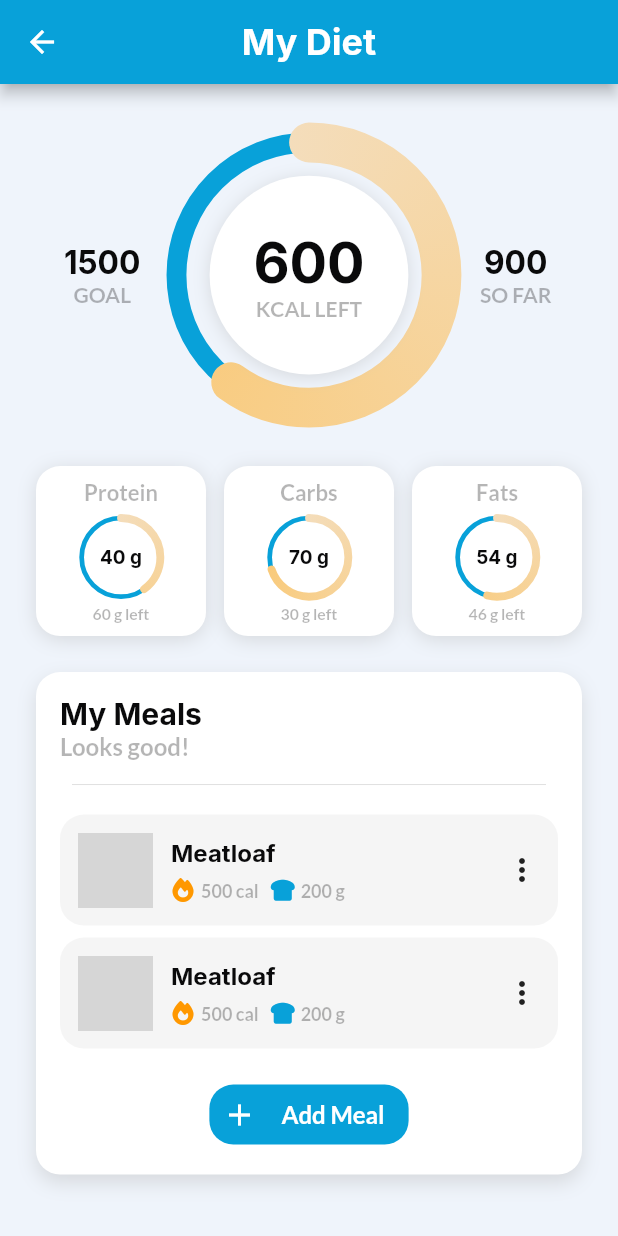
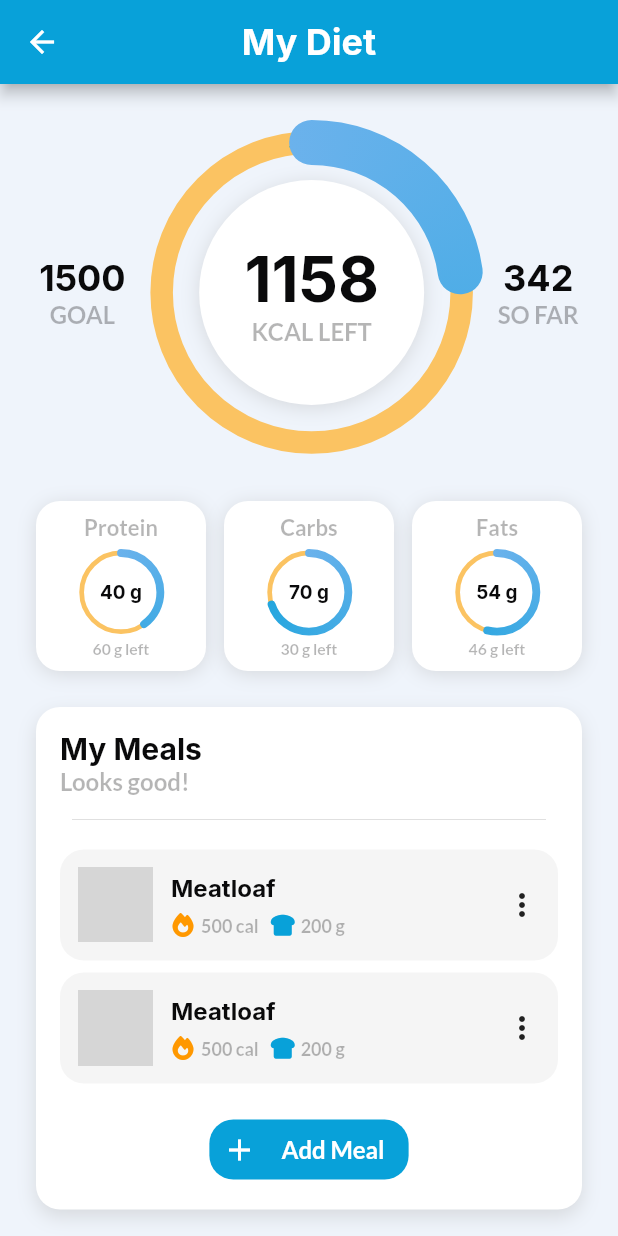
Before and after one commit to DanielJames830/healthtracker, a Flutter app: the screen it shows after launch, after a tap on "My Diet", on a phone screen of 412 x 824 dp. Run offline on Flutter 3.47's test engine with Material 2 defaults, Android fonts, the phone set to English and light mode, and no system bars; drawn by our look-alikes of simple_circular_progress_bar; our stand-ins replace flutter_hooks, font_awesome_flutter, google_fonts, percent_indicator; network calls fail; grey boxes are pictures that could not be loaded.

Commit message:
Completed UI for Diet page

```diff
--- a/lib/presentation/pages/diet_page.dart
+++ b/lib/presentation/pages/diet_page.dart
@@ -1,4 +1,3 @@
-import 'package:flutter/cupertino.dart';
 import 'package:flutter/material.dart';
 import 'package:flutter_hooks/flutter_hooks.dart';
 import 'package:font_awesome_flutter/font_awesome_flutter.dart';
@@ -16,7 +15,7 @@ class DietPage extends HookWidget {
 
     final _value = useState<double>(0);
 
-    ValueNotifier<double> value = ValueNotifier(900);
+    ValueNotifier<double> value = ValueNotifier(342);
 
     return Scaffold(
       backgroundColor: style.backGroundColor,
@@ -40,14 +39,10 @@ class DietPage extends HookWidget {
                     height: 15,
                   ),
                   FittedBox(
-                    child: SizedBox(
-                      width: MediaQuery.of(context).size.width,
                     child: Row(
                       mainAxisAlignment: MainAxisAlignment.center,
                       children: [
-                          SizedBox(
-                            width: 100,
-                            child: Column(
+                        Column(
                           mainAxisAlignment: MainAxisAlignment.center,
                           children: [
                             Text(
@@ -60,23 +55,22 @@ class DietPage extends HookWidget {
                             ),
                           ],
                         ),
-                          ),
-                          Expanded(
-                            child: Container(),
+                        const SizedBox(
+                          width: 24,
                         ),
                         Stack(
                           alignment: Alignment.center,
                           children: [
                             SimpleCircularProgressBar(
                               mergeMode: true,
-                                backColor: style.primaryColor,
+                              backColor: style.emphasisColor,
                               size: 200,
                               progressStrokeWidth: 30,
                               maxValue: 1500,
                               valueNotifier: value,
                               progressColors: [
-                                  style.secondaryColor,
-                                  style.emphasisColor,
+                                Color.fromARGB(255, 107, 178, 236),
+                                style.primaryColor,
                               ],
                             ),
                             Container(
@@ -111,12 +105,10 @@ class DietPage extends HookWidget {
                             ),
                           ],
                         ),
-                          Expanded(
-                            child: Container(),
+                        const SizedBox(
+                          width: 24,
                         ),
-                          SizedBox(
-                            width: 100,
-                            child: Column(
+                        Column(
                           mainAxisAlignment: MainAxisAlignment.center,
                           children: [
                             Text(
@@ -129,9 +121,7 @@ class DietPage extends HookWidget {
                             ),
                           ],
                         ),
-                          ),
                       ],
-                      ),
                     ),
                   ),
                   const SizedBox(
@@ -255,10 +245,10 @@ class MacroCard extends StatelessWidget {
               ),
               SimpleCircularProgressBar(
                 progressColors: [
-                  style.secondaryColor,
-                  style.emphasisColor,
+                  Color.fromARGB(255, 107, 178, 236),
+                  style.primaryColor,
                 ],
-                backColor: style.primaryColor,
+                backColor: style.emphasisColor,
                 valueNotifier: _value,
                 progressStrokeWidth: 5,
                 backStrokeWidth: 3,
@@ -271,7 +261,7 @@ class MacroCard extends StatelessWidget {
                   ));
                 },
               ),
-              SizedBox(
+              const SizedBox(
                 height: 5,
               ),
               Text(
--- a/lib/presentation/pages/homepage.dart
+++ b/lib/presentation/pages/homepage.dart
@@ -262,8 +262,8 @@ class DailyTracker extends StatelessWidget {
           lineHeight: 12,
           animation: true,
           leading: Icon(icon, color: iconColor),
-          backgroundColor: style.primaryColor,
-          progressColor: style.emphasisColor,
+          backgroundColor: style.emphasisColor,
+          progressColor: style.primaryColor,
           percent: progress,
         ),
       ],
```
Lines whose indentation alone changed are shown as unchanged.
